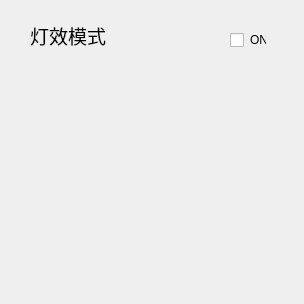
Above: Module/ModuleEfMode.ui from wlffeng2008/AKKOStdio before the change. Below: the same form after it.
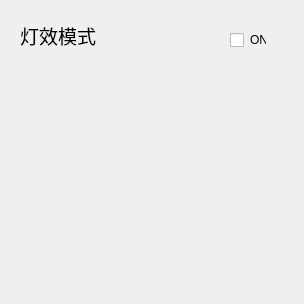
That is the form after the change. Custom widgets are drawn as their Qt base class.

The edit to the form file:
```diff
--- a/Module/ModuleEfMode.ui
+++ b/Module/ModuleEfMode.ui
@@ -25,7 +25,7 @@
   <widget class="QLabel" name="label">
    <property name="geometry">
     <rect>
-     <x>30</x>
+     <x>20</x>
      <y>20</y>
      <width>101</width>
      <height>31</height>
```
